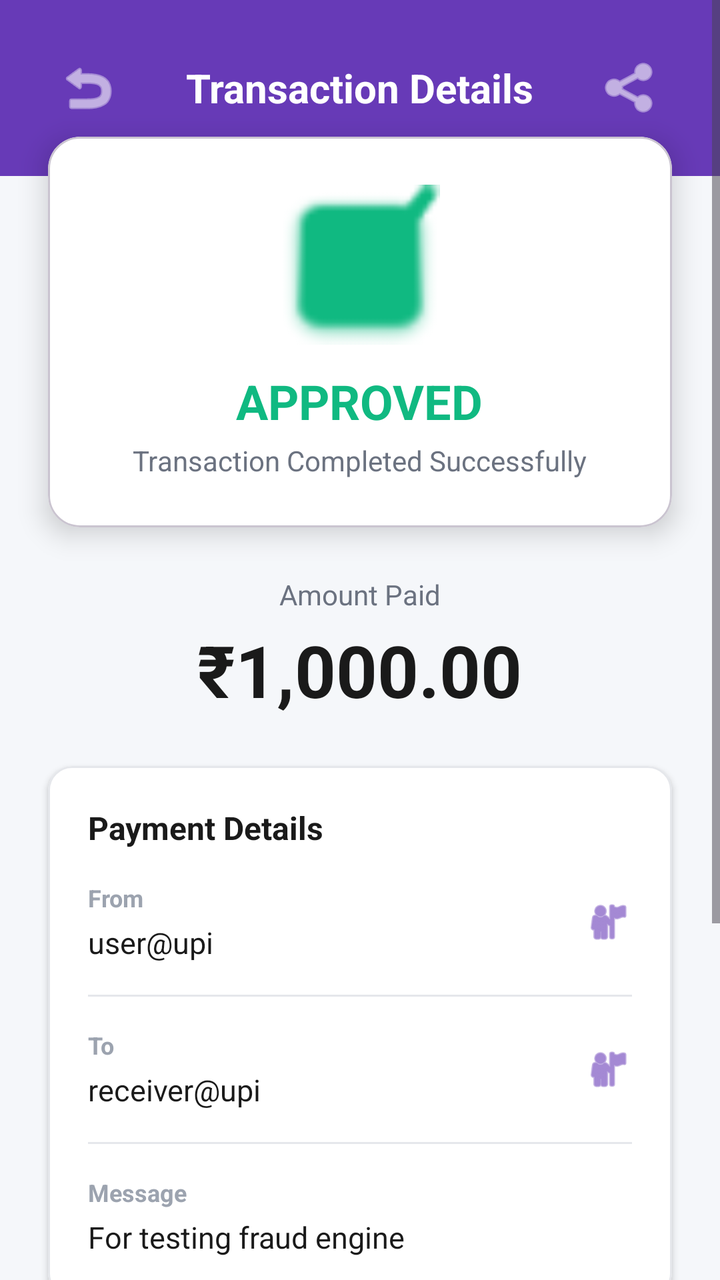
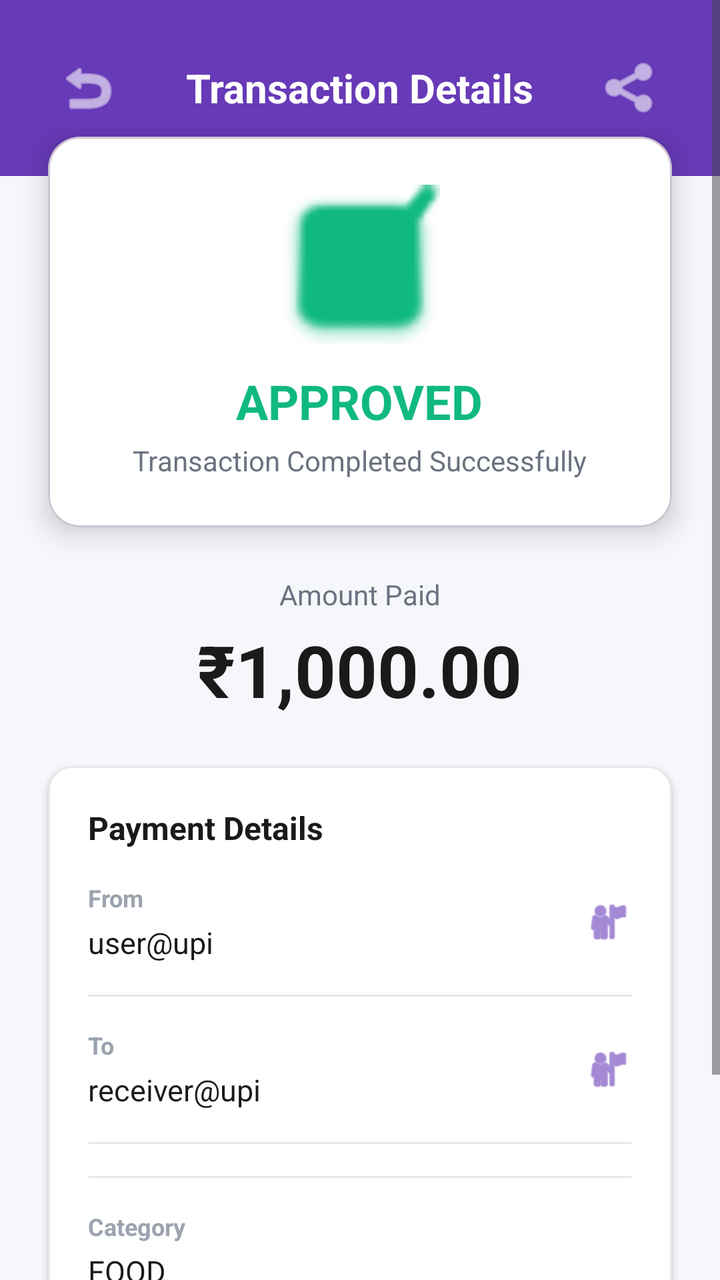

Screens rendered from an Android XML layout before and after an edit, with the pre-edit source and the edit as a unified diff.
<!-- AndroidManifest.xml: application theme Theme.UPIApp -->
<!-- res/layout/activity_transaction_details.xml -->
<?xml version="1.0" encoding="utf-8"?>
<ScrollView xmlns:android="http://schemas.android.com/apk/res/android"
    xmlns:app="http://schemas.android.com/apk/res-auto"
    android:layout_width="match_parent"
    android:layout_height="match_parent"
    android:fillViewport="true"
    android:background="#F5F7FA">

    <LinearLayout
        android:layout_width="match_parent"
        android:layout_height="wrap_content"
        android:orientation="vertical">

        
        <RelativeLayout
            android:layout_width="match_parent"
            android:layout_height="wrap_content"
            android:background="#673AB7"
            android:padding="24dp"
            android:paddingBottom="40dp">

            
            <ImageButton
                android:id="@+id/btn_back"
                android:layout_width="40dp"
                android:layout_height="40dp"
                android:src="@android:drawable/ic_menu_revert"
                android:background="?attr/selectableItemBackgroundBorderless"
                android:contentDescription="Back"
                android:tint="@android:color/white"
                android:layout_alignParentStart="true" />

            
            <TextView
                android:layout_width="wrap_content"
                android:layout_height="wrap_content"
                android:layout_centerHorizontal="true"
                android:text="Transaction Details"
                android:textSize="20sp"
                android:textStyle="bold"
                android:textColor="@android:color/white"
                android:layout_centerVertical="true" />

            
            <ImageButton
                android:id="@+id/btn_share"
                android:layout_width="40dp"
                android:layout_height="40dp"
                android:src="@android:drawable/ic_menu_share"
                android:background="?attr/selectableItemBackgroundBorderless"
                android:contentDescription="Share"
                android:tint="@android:color/white"
                android:layout_alignParentEnd="true" />
        </RelativeLayout>

        
        <com.google.android.material.card.MaterialCardView
            android:layout_width="match_parent"
            android:layout_height="wrap_content"
            android:layout_marginStart="24dp"
            android:layout_marginEnd="24dp"
            android:layout_marginTop="-20dp"
            app:cardCornerRadius="16dp"
            app:cardElevation="8dp"
            app:cardBackgroundColor="@android:color/white">

            <LinearLayout
                android:layout_width="match_parent"
                android:layout_height="wrap_content"
                android:orientation="vertical"
                android:padding="24dp"
                android:gravity="center">

                
                <ImageView
                    android:id="@+id/image_status_icon"
                    android:layout_width="80dp"
                    android:layout_height="80dp"
                    android:src="@android:drawable/checkbox_on_background"
                    android:contentDescription="Status Icon"
                    app:tint="#10B981" />

                
                <TextView
                    android:id="@+id/text_detail_status"
                    android:layout_width="wrap_content"
                    android:layout_height="wrap_content"
                    android:text="APPROVED"
                    android:textSize="24sp"
                    android:textStyle="bold"
                    android:textColor="#10B981"
                    android:layout_marginTop="12dp" />

                
                <TextView
                    android:layout_width="wrap_content"
                    android:layout_height="wrap_content"
                    android:text="Transaction Completed Successfully"
                    android:textSize="14sp"
                    android:textColor="#6B7280"
                    android:layout_marginTop="4dp" />
            </LinearLayout>
        </com.google.android.material.card.MaterialCardView>

        
        <LinearLayout
            android:layout_width="match_parent"
            android:layout_height="wrap_content"
            android:orientation="vertical"
            android:gravity="center"
            android:padding="24dp">

            <TextView
                android:layout_width="wrap_content"
                android:layout_height="wrap_content"
                android:text="Amount Paid"
                android:textSize="14sp"
                android:textColor="#6B7280" />

            <TextView
                android:id="@+id/text_detail_amount"
                android:layout_width="wrap_content"
                android:layout_height="wrap_content"
                android:text="₹1,000.00"
                android:textSize="36sp"
                android:textStyle="bold"
                android:textColor="#1A1A1A"
                android:layout_marginTop="4dp" />
        </LinearLayout>

        
        <com.google.android.material.card.MaterialCardView
            android:layout_width="match_parent"
            android:layout_height="wrap_content"
            android:layout_marginStart="24dp"
            android:layout_marginEnd="24dp"
            android:layout_marginBottom="16dp"
            app:cardCornerRadius="12dp"
            app:cardElevation="2dp"
            app:strokeWidth="1dp"
            app:strokeColor="#E5E7EB"
            app:cardBackgroundColor="@android:color/white">

            <LinearLayout
                android:layout_width="match_parent"
                android:layout_height="wrap_content"
                android:orientation="vertical"
                android:padding="20dp">

                
                <TextView
                    android:layout_width="wrap_content"
                    android:layout_height="wrap_content"
                    android:text="Payment Details"
                    android:textSize="16sp"
                    android:textStyle="bold"
                    android:textColor="#1A1A1A"
                    android:layout_marginBottom="16dp" />

                
                <LinearLayout
                    android:layout_width="match_parent"
                    android:layout_height="wrap_content"
                    android:orientation="horizontal"
                    android:layout_marginBottom="16dp">

                    <LinearLayout
                        android:layout_width="0dp"
                        android:layout_height="wrap_content"
                        android:layout_weight="1"
                        android:orientation="vertical">

                        <TextView
                            android:layout_width="wrap_content"
                            android:layout_height="wrap_content"
                            android:text="From"
                            android:textSize="12sp"
                            android:textColor="#9CA3AF"
                            android:textStyle="bold" />

                        <TextView
                            android:id="@+id/text_detail_sender"
                            android:layout_width="wrap_content"
                            android:layout_height="wrap_content"
                            android:text="user@upi"
                            android:textSize="15sp"
                            android:textColor="#1A1A1A"
                            android:layout_marginTop="4dp" />
                    </LinearLayout>

                    <ImageView
                        android:layout_width="24dp"
                        android:layout_height="24dp"
                        android:src="@android:drawable/ic_menu_myplaces"
                        android:tint="#673AB7"
                        android:contentDescription="Sender"
                        android:layout_gravity="center_vertical" />
                </LinearLayout>

                <View
                    android:layout_width="match_parent"
                    android:layout_height="1dp"
                    android:background="#E5E7EB"
                    android:layout_marginBottom="16dp" />

                
                <LinearLayout
                    android:layout_width="match_parent"
                    android:layout_height="wrap_content"
                    android:orientation="horizontal"
                    android:layout_marginBottom="16dp">

                    <LinearLayout
                        android:layout_width="0dp"
                        android:layout_height="wrap_content"
                        android:layout_weight="1"
                        android:orientation="vertical">

                        <TextView
                            android:layout_width="wrap_content"
                            android:layout_height="wrap_content"
                            android:text="To"
                            android:textSize="12sp"
                            android:textColor="#9CA3AF"
                            android:textStyle="bold" />

                        <TextView
                            android:id="@+id/text_detail_receiver"
                            android:layout_width="wrap_content"
                            android:layout_height="wrap_content"
                            android:text="receiver@upi"
                            android:textSize="15sp"
                            android:textColor="#1A1A1A"
                            android:layout_marginTop="4dp" />
                    </LinearLayout>

                    <ImageView
                        android:layout_width="24dp"
                        android:layout_height="24dp"
                        android:src="@android:drawable/ic_menu_myplaces"
                        android:tint="#673AB7"
                        android:contentDescription="Receiver"
                        android:layout_gravity="center_vertical" />
                </LinearLayout>

                <View
                    android:layout_width="match_parent"
                    android:layout_height="1dp"
                    android:background="#E5E7EB"
                    android:layout_marginBottom="16dp" />

                
                <LinearLayout
                    android:layout_width="match_parent"
                    android:layout_height="wrap_content"
                    android:orientation="vertical">

                    <TextView
                        android:layout_width="wrap_content"
                        android:layout_height="wrap_content"
                        android:text="Message"
                        android:textSize="12sp"
                        android:textColor="#9CA3AF"
                        android:textStyle="bold" />

                    <TextView
                        android:id="@+id/text_detail_message"
                        android:layout_width="wrap_content"
                        android:layout_height="wrap_content"
                        android:text="For testing fraud engine"
                        android:textSize="15sp"
                        android:textColor="#1A1A1A"
                        android:layout_marginTop="4dp" />
                </LinearLayout>
            </LinearLayout>
        </com.google.android.material.card.MaterialCardView>

        
        <com.google.android.material.card.MaterialCardView
            android:layout_width="match_parent"
            android:layout_height="wrap_content"
            android:layout_marginStart="24dp"
            android:layout_marginEnd="24dp"
            android:layout_marginBottom="24dp"
            app:cardCornerRadius="12dp"
            app:cardElevation="2dp"
            app:strokeWidth="1dp"
            app:strokeColor="#E5E7EB"
            app:cardBackgroundColor="@android:color/white">

            <LinearLayout
                android:layout_width="match_parent"
                android:layout_height="wrap_content"
                android:orientation="vertical"
                android:padding="20dp">

                
                <LinearLayout
                    android:layout_width="match_parent"
                    android:layout_height="wrap_content"
                    android:orientation="horizontal"
                    android:gravity="center_vertical"
                    android:layout_marginBottom="16dp">

                    <ImageView
                        android:layout_width="24dp"
                        android:layout_height="24dp"
                        android:src="@android:drawable/ic_dialog_info"
                        android:tint="#673AB7"
                        android:contentDescription="Security"
                        android:layout_marginEnd="8dp" />

                    <TextView
                        android:layout_width="wrap_content"
                        android:layout_height="wrap_content"
                        android:text="Security Analysis"
                        android:textSize="16sp"
                        android:textStyle="bold"
                        android:textColor="#1A1A1A" />
                </LinearLayout>

                
                <LinearLayout
                    android:layout_width="match_parent"
                    android:layout_height="wrap_content"
                    android:orientation="horizontal"
                    android:gravity="center_vertical"
                    android:layout_marginBottom="16dp">

                    <LinearLayout
                        android:layout_width="0dp"
                        android:layout_height="wrap_content"
                        android:layout_weight="1"
                        android:orientation="vertical">

                        <TextView
                            android:layout_width="wrap_content"
                            android:layout_height="wrap_content"
                            android:text="Risk Score"
                            android:textSize="12sp"
                            android:textColor="#9CA3AF"
                            android:textStyle="bold" />

                        <TextView
                            android:id="@+id/text_detail_risk_score"
                            android:layout_width="wrap_content"
                            android:layout_height="wrap_content"
                            android:text="85 / 100"
                            android:textSize="18sp"
                            android:textStyle="bold"
                            android:textColor="#F59E0B"
                            android:layout_marginTop="4dp" />
                    </LinearLayout>

                    
                    <com.google.android.material.card.MaterialCardView
                        android:id="@+id/card_risk_badge"
                        android:layout_width="wrap_content"
                        android:layout_height="wrap_content"
                        app:cardCornerRadius="12dp"
                        app:cardElevation="0dp"
                        app:cardBackgroundColor="#FEF3C7">

                        <TextView
                            android:layout_width="wrap_content"
                            android:layout_height="wrap_content"
                            android:text="HIGH RISK"
                            android:textSize="11sp"
                            android:textStyle="bold"
                            android:textColor="#F59E0B"
                            android:paddingStart="12dp"
                            android:paddingEnd="12dp"
                            android:paddingTop="6dp"
                            android:paddingBottom="6dp" />
                    </com.google.android.material.card.MaterialCardView>
                </LinearLayout>

                <View
                    android:layout_width="match_parent"
                    android:layout_height="1dp"
                    android:background="#E5E7EB"
                    android:layout_marginBottom="16dp" />

                
                <LinearLayout
                    android:layout_width="match_parent"
                    android:layout_height="wrap_content"
                    android:orientation="vertical">

                    <TextView
                        android:layout_width="wrap_content"
                        android:layout_height="wrap_content"
                        android:text="Decision Reason"
                        android:textSize="12sp"
                        android:textColor="#9CA3AF"
                        android:textStyle="bold" />

                    <TextView
                        android:id="@+id/text_detail_reason"
                        android:layout_width="wrap_content"
                        android:layout_height="wrap_content"
                        android:text="High velocity transaction alert."
                        android:textSize="15sp"
                        android:textColor="#1A1A1A"
                        android:layout_marginTop="4dp"
                        android:lineSpacingExtra="4dp" />
                </LinearLayout>
            </LinearLayout>
        </com.google.android.material.card.MaterialCardView>

    </LinearLayout>
</ScrollView>
<!-- resources referenced by this layout -->
<resources>
  <style name="Theme.UPIApp" parent="Base.Theme.UPIApp" />
  <style name="Base.Theme.UPIApp" parent="Theme.Material3.DayNight.NoActionBar">
          
          
      </style>
</resources>

<!-- the commit's change to res/layout/activity_transaction_details.xml (unified diff, before → after) -->
@@ -192,9 +192,9 @@
                         android:layout_width="24dp"
                         android:layout_height="24dp"
                         android:src="@android:drawable/ic_menu_myplaces"
-                        android:tint="#673AB7"
                         android:contentDescription="Sender"
-                        android:layout_gravity="center_vertical" />
+                        android:layout_gravity="center_vertical"
+                        app:tint="#673AB7" />
                 </LinearLayout>
 
                 <View
@@ -248,17 +248,47 @@
                     android:layout_height="1dp"
                     android:background="#E5E7EB"
                     android:layout_marginBottom="16dp" />
-
-                
+                <View
+                    android:layout_width="match_parent"
+                    android:layout_height="1dp"
+                    android:background="#E5E7EB"
+                    android:layout_marginBottom="16dp" />
+
                 <LinearLayout
                     android:layout_width="match_parent"
                     android:layout_height="wrap_content"
-                    android:orientation="vertical">
+                    android:orientation="vertical"
+                    android:layout_marginBottom="16dp">
 
                     <TextView
                         android:layout_width="wrap_content"
                         android:layout_height="wrap_content"
-                        android:text="Message"
+                        android:text="Category"
+                        android:textSize="12sp"
+                        android:textColor="#9CA3AF"
+                        android:textStyle="bold" />
+
+                    <TextView
+                        android:id="@+id/text_detail_category"
+                        android:layout_width="wrap_content"
+                        android:layout_height="wrap_content"
+                        android:text="FOOD"
+                        android:textSize="15sp"
+                        android:textColor="#1A1A1A"
+                        android:layout_marginTop="4dp" />
+                </LinearLayout>
+
+
+                
+                <LinearLayout
+                    android:layout_width="match_parent"
+                    android:layout_height="wrap_content"
+                    android:orientation="vertical">
+
+                    <TextView
+                        android:layout_width="wrap_content"
+                        android:layout_height="wrap_content"
+                        android:text="Categeory: "
                         android:textSize="12sp"
                         android:textColor="#9CA3AF"
                         android:textStyle="bold" />
@@ -288,124 +318,6 @@
             app:strokeColor="#E5E7EB"
             app:cardBackgroundColor="@android:color/white">
 
-            <LinearLayout
-                android:layout_width="match_parent"
-                android:layout_height="wrap_content"
-                android:orientation="vertical"
-                android:padding="20dp">
-
-                
-                <LinearLayout
-                    android:layout_width="match_parent"
-                    android:layout_height="wrap_content"
-                    android:orientation="horizontal"
-                    android:gravity="center_vertical"
-                    android:layout_marginBottom="16dp">
-
-                    <ImageView
-                        android:layout_width="24dp"
-                        android:layout_height="24dp"
-                        android:src="@android:drawable/ic_dialog_info"
-                        android:tint="#673AB7"
-                        android:contentDescription="Security"
-                        android:layout_marginEnd="8dp" />
-
-                    <TextView
-                        android:layout_width="wrap_content"
-                        android:layout_height="wrap_content"
-                        android:text="Security Analysis"
-                        android:textSize="16sp"
-                        android:textStyle="bold"
-                        android:textColor="#1A1A1A" />
-                </LinearLayout>
-
-                
-                <LinearLayout
-                    android:layout_width="match_parent"
-                    android:layout_height="wrap_content"
-                    android:orientation="horizontal"
-                    android:gravity="center_vertical"
-                    android:layout_marginBottom="16dp">
-
-                    <LinearLayout
-                        android:layout_width="0dp"
-                        android:layout_height="wrap_content"
-                        android:layout_weight="1"
-                        android:orientation="vertical">
-
-                        <TextView
-                            android:layout_width="wrap_content"
-                            android:layout_height="wrap_content"
-                            android:text="Risk Score"
-                            android:textSize="12sp"
-                            android:textColor="#9CA3AF"
-                            android:textStyle="bold" />
-
-                        <TextView
-                            android:id="@+id/text_detail_risk_score"
-                            android:layout_width="wrap_content"
-                            android:layout_height="wrap_content"
-                            android:text="85 / 100"
-                            android:textSize="18sp"
-                            android:textStyle="bold"
-                            android:textColor="#F59E0B"
-                            android:layout_marginTop="4dp" />
-                    </LinearLayout>
-
-                    
-                    <com.google.android.material.card.MaterialCardView
-                        android:id="@+id/card_risk_badge"
-                        android:layout_width="wrap_content"
-                        android:layout_height="wrap_content"
-                        app:cardCornerRadius="12dp"
-                        app:cardElevation="0dp"
-                        app:cardBackgroundColor="#FEF3C7">
-
-                        <TextView
-                            android:layout_width="wrap_content"
-                            android:layout_height="wrap_content"
-                            android:text="HIGH RISK"
-                            android:textSize="11sp"
-                            android:textStyle="bold"
-                            android:textColor="#F59E0B"
-                            android:paddingStart="12dp"
-                            android:paddingEnd="12dp"
-                            android:paddingTop="6dp"
-                            android:paddingBottom="6dp" />
-                    </com.google.android.material.card.MaterialCardView>
-                </LinearLayout>
-
-                <View
-                    android:layout_width="match_parent"
-                    android:layout_height="1dp"
-                    android:background="#E5E7EB"
-                    android:layout_marginBottom="16dp" />
-
-                
-                <LinearLayout
-                    android:layout_width="match_parent"
-                    android:layout_height="wrap_content"
-                    android:orientation="vertical">
-
-                    <TextView
-                        android:layout_width="wrap_content"
-                        android:layout_height="wrap_content"
-                        android:text="Decision Reason"
-                        android:textSize="12sp"
-                        android:textColor="#9CA3AF"
-                        android:textStyle="bold" />
-
-                    <TextView
-                        android:id="@+id/text_detail_reason"
-                        android:layout_width="wrap_content"
-                        android:layout_height="wrap_content"
-                        android:text="High velocity transaction alert."
-                        android:textSize="15sp"
-                        android:textColor="#1A1A1A"
-                        android:layout_marginTop="4dp"
-                        android:lineSpacingExtra="4dp" />
-                </LinearLayout>
-            </LinearLayout>
         </com.google.android.material.card.MaterialCardView>
 
     </LinearLayout>
